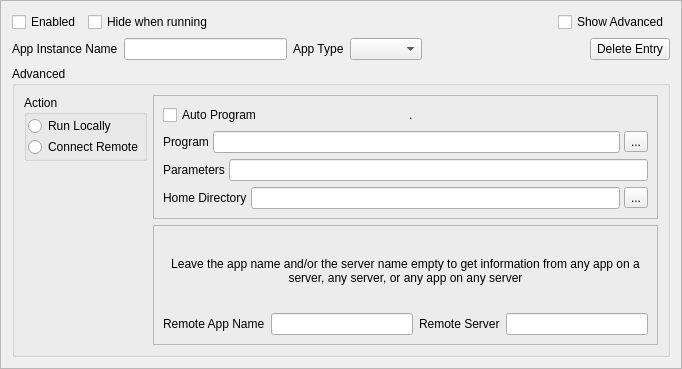
This is mqt/MqtBase/ConfigElementFrame.ui in Rsclub22/Minos2-Mirror as Qt 5 draws it before an edit. The edited form follows.
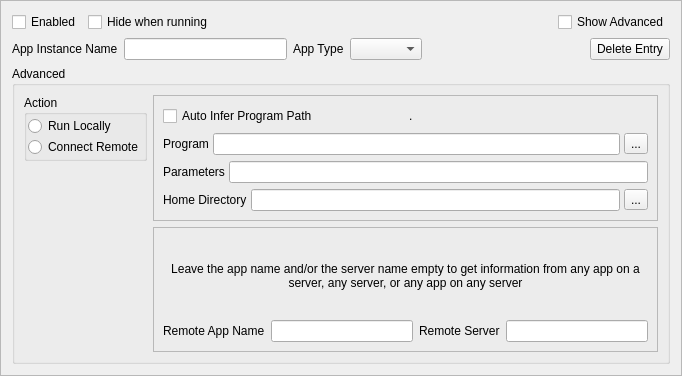
This is the edited form.

```diff
--- a/mqt/MqtBase/ConfigElementFrame.ui
+++ b/mqt/MqtBase/ConfigElementFrame.ui
@@ -7,7 +7,7 @@
     <x>0</x>
     <y>0</y>
     <width>682</width>
-    <height>369</height>
+    <height>376</height>
    </rect>
   </property>
   <property name="windowTitle">
@@ -225,7 +225,7 @@
              <item>
               <widget class="QCheckBox" name="inferProgramcb">
                <property name="text">
-                <string>Auto Program</string>
+                <string>Auto Infer Program Path</string>
                </property>
               </widget>
              </item>
```
